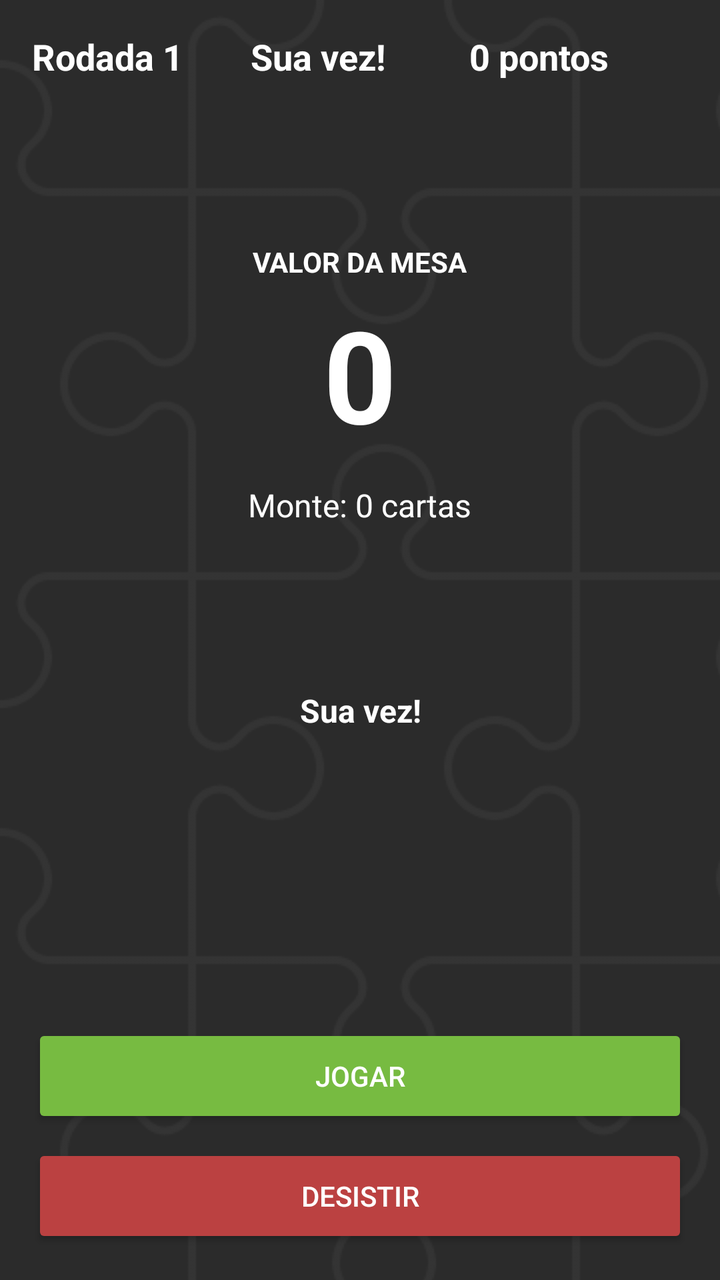
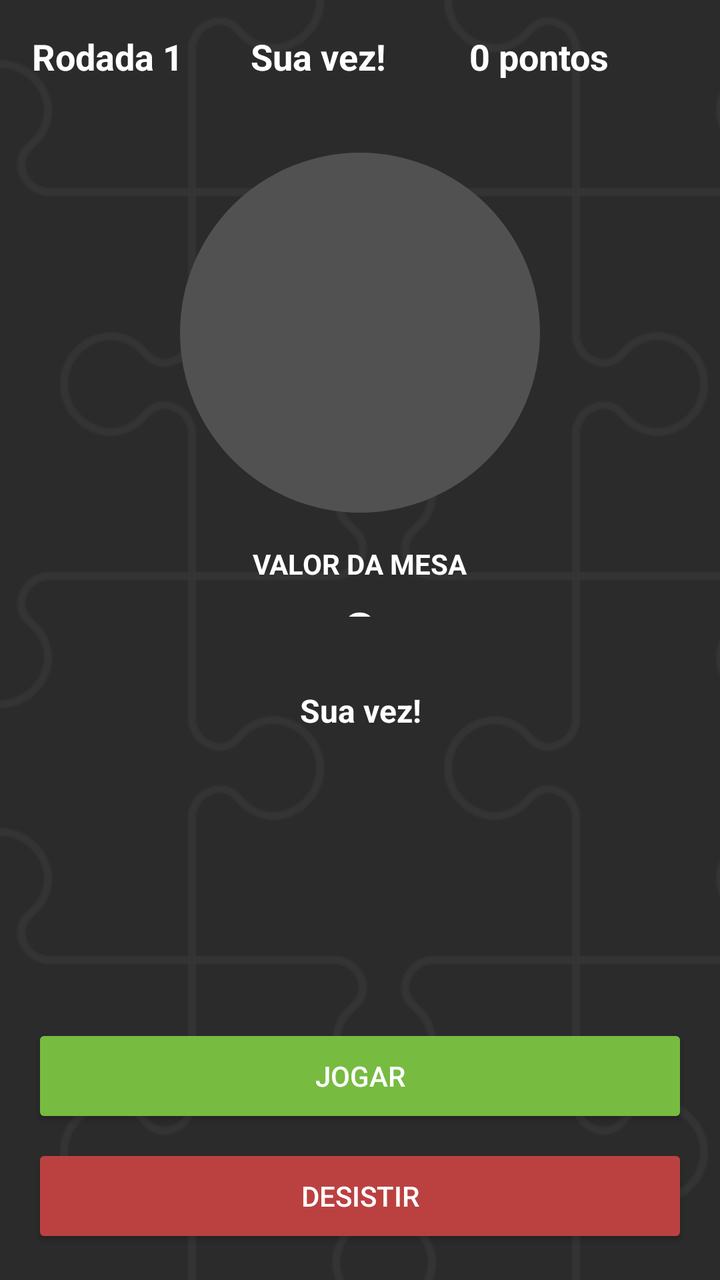

Before-and-after screenshots of an Android layout around one commit, followed by the original layout XML and the change that was made.
<!-- AndroidManifest.xml: application theme Theme.SequenciaGame -->
<!-- res/layout/activity_game.xml -->
<?xml version="1.0" encoding="utf-8"?>
<androidx.constraintlayout.widget.ConstraintLayout xmlns:android="http://schemas.android.com/apk/res/android"
    xmlns:app="http://schemas.android.com/apk/res-auto"
    xmlns:tools="http://schemas.android.com/tools"
    android:id="@+id/main"
    android:layout_width="match_parent"
    android:layout_height="match_parent"
    android:background="@drawable/pattern_game_background"
    tools:context=".ui.GameActivity">

    
    <LinearLayout
        android:id="@+id/topBar"
        android:layout_width="0dp"
        android:layout_height="wrap_content"
        android:orientation="horizontal"
        android:padding="16dp"
        android:gravity="center_vertical"
        app:layout_constraintTop_toTopOf="parent"
        app:layout_constraintStart_toStartOf="parent"
        app:layout_constraintEnd_toEndOf="parent">

        <TextView
            android:id="@+id/tvRound"
            android:layout_width="0dp"
            android:layout_height="wrap_content"
            android:layout_weight="1"
            android:text="Rodada 1"
            android:textColor="@color/white"
            android:textSize="18sp"
            android:textStyle="bold" />

        <TextView
            android:id="@+id/tvTurn"
            android:layout_width="0dp"
            android:layout_height="wrap_content"
            android:layout_weight="1"
            android:text="Sua vez!"
            android:textAlignment="center"
            android:textColor="@color/white"
            android:textSize="18sp"
            android:textStyle="bold" />

        <TextView
            android:id="@+id/tvScore"
            android:layout_width="0dp"
            android:layout_height="wrap_content"
            android:layout_weight="1"
            android:text="0 pontos"
            android:textAlignment="textEnd"
            android:textColor="@color/white"
            android:textSize="18sp"
            android:textStyle="bold" />

    </LinearLayout>


    
    <LinearLayout
        android:id="@+id/tableArea"
        android:layout_width="0dp"
        android:layout_height="0dp"
        android:orientation="vertical"
        android:gravity="center"
        android:padding="20dp"
        app:layout_constraintTop_toBottomOf="@id/topBar"
        app:layout_constraintBottom_toTopOf="@id/playerArea"
        app:layout_constraintStart_toStartOf="parent"
        app:layout_constraintEnd_toEndOf="parent">

        <TextView
            android:id="@+id/tvTableLabel"
            android:layout_width="wrap_content"
            android:layout_height="wrap_content"
            android:text="VALOR DA MESA"
            android:textColor="@color/white"
            android:textSize="14sp"
            android:textStyle="bold" />

        <TextView
            android:id="@+id/tvTableValue"
            android:layout_width="wrap_content"
            android:layout_height="wrap_content"
            android:layout_marginTop="4dp"
            android:text="0"
            android:textColor="@color/white"
            android:textSize="64sp"
            android:textStyle="bold" />

        <TextView
            android:id="@+id/tvTableCards"
            android:layout_width="wrap_content"
            android:layout_height="wrap_content"
            android:layout_marginTop="12dp"
            android:text="Monte: 0 cartas"
            android:textColor="@color/white"
            android:textSize="16sp" />

    </LinearLayout>


    
    <LinearLayout
        android:id="@+id/playerArea"
        android:layout_width="0dp"
        android:layout_height="wrap_content"
        android:orientation="vertical"
        android:padding="16dp"
        app:layout_constraintBottom_toBottomOf="parent"
        app:layout_constraintStart_toStartOf="parent"
        app:layout_constraintEnd_toEndOf="parent">

        <TextView
            android:id="@+id/tvMessage"
            android:layout_width="match_parent"
            android:layout_height="wrap_content"
            android:gravity="center"
            android:text="Sua vez!"
            android:textColor="@color/white"
            android:textSize="16sp"
            android:textStyle="bold"
            android:layout_marginBottom="8dp" />

        <androidx.recyclerview.widget.RecyclerView
            android:id="@+id/rvPlayerHand"
            android:layout_width="match_parent"
            android:layout_height="130dp"
            android:clipToPadding="false"
            android:paddingStart="8dp"
            android:paddingEnd="8dp"
            android:overScrollMode="never" />

        <Button
            android:id="@+id/btnPlay"
            android:layout_width="match_parent"
            android:layout_height="52dp"
            android:layout_marginTop="8dp"
            android:text="JOGAR"
            android:textColor="@color/white"
            android:backgroundTint="@color/green" />

        <Button
            android:id="@+id/btnSurrender"
            android:layout_width="match_parent"
            android:layout_height="52dp"
            android:layout_marginTop="8dp"
            android:text="DESISTIR"
            android:textColor="@color/white"
            android:backgroundTint="@color/mediumred" />

    </LinearLayout>

</androidx.constraintlayout.widget.ConstraintLayout>
<!-- resources referenced by this layout -->
<resources>
  <color name="green">#FF77BB41</color>
  <color name="mediumred">#FFBB4141</color>
  <color name="white">#FFFFFFFF</color>
  <!-- drawable pattern_game_background (drawable) -->
  <?xml version="1.0" encoding="utf-8"?>
  <layer-list xmlns:android="http://schemas.android.com/apk/res/android">
  
      <item>
          <shape android:shape="rectangle">
              <solid android:color="@color/darkgray" />
          </shape>
      </item>
  
  
      <item>
          <bitmap
              android:src="@drawable/jigsaw"
              android:tileModeX="repeat"
              android:tileModeY="repeat"
              android:gravity="top|start"
              />
      </item>
  
  </layer-list>
  <style name="Theme.SequenciaGame" parent="Base.Theme.SequenciaGame" />
  <color name="darkgray">#FF2B2B2B</color>
  <!-- drawable jigsaw: png bitmap (drawable, 14290 bytes) -->
  <style name="Base.Theme.SequenciaGame" parent="Theme.Material3.DayNight.NoActionBar">
          
          
      </style>
</resources>

<!-- the commit's change to res/layout/activity_game.xml (unified diff, before → after) -->
@@ -68,6 +68,13 @@
         app:layout_constraintStart_toStartOf="parent"
         app:layout_constraintEnd_toEndOf="parent">
 
+        <FrameLayout
+            android:id="@+id/tableCardStack"
+            android:layout_width="180dp"
+            android:layout_height="180dp"
+            android:layout_marginBottom="16dp"
+            android:background="@drawable/bg_table_value"/>
+
         <TextView
             android:id="@+id/tvTableLabel"
             android:layout_width="wrap_content"
@@ -84,17 +91,11 @@
             android:layout_marginTop="4dp"
             android:text="0"
             android:textColor="@color/white"
-            android:textSize="64sp"
+            android:textSize="32sp"
             android:textStyle="bold" />
 
-        <TextView
-            android:id="@+id/tvTableCards"
-            android:layout_width="wrap_content"
-            android:layout_height="wrap_content"
-            android:layout_marginTop="12dp"
-            android:text="Monte: 0 cartas"
-            android:textColor="@color/white"
-            android:textSize="16sp" />
+        
+
 
     </LinearLayout>
 
<!-- resource entries referenced after the edit -->
@@ -3,6 +3,15 @@
   <color name="green">#FF77BB41</color>
   <color name="mediumred">#FFBB4141</color>
   <color name="white">#FFFFFFFF</color>
+  <!-- drawable bg_table_value (drawable) -->
+  <?xml version="1.0" encoding="utf-8"?>
+  <shape xmlns:android="http://schemas.android.com/apk/res/android"
+      android:shape="oval" >
+  
+      <solid android:color="@color/mediumgray" />
+  
+      
+  </shape>
   <!-- drawable pattern_game_background (drawable) -->
   <?xml version="1.0" encoding="utf-8"?>
   <layer-list xmlns:android="http://schemas.android.com/apk/res/android">
@@ -25,6 +34,7 @@
   
   </layer-list>
   <style name="Theme.SequenciaGame" parent="Base.Theme.SequenciaGame" />
+  <color name="mediumgray">#FF515151</color>
   <color name="darkgray">#FF2B2B2B</color>
   <!-- drawable jigsaw: png bitmap (drawable, 14290 bytes) -->
   <style name="Base.Theme.SequenciaGame" parent="Theme.Material3.DayNight.NoActionBar">
